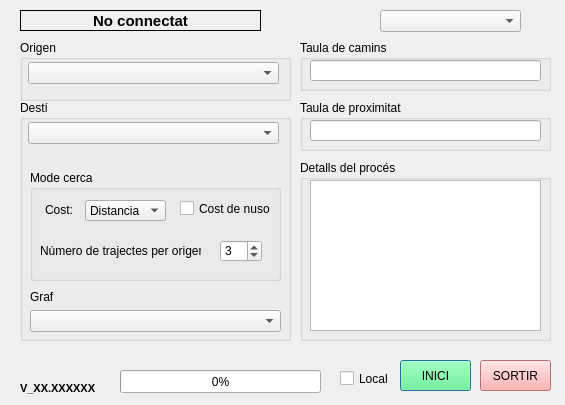
Above: GeneradorTrajectes_dialog_base.ui from TecnocampusCCU/GeneradorTrajectes before the change. Below: the same form after it.
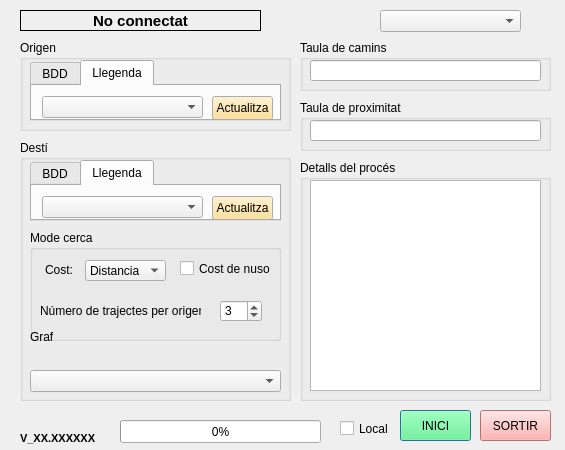
That is the form after the change. The open tabs and pages were chosen to show the change. Icons and pictures are not drawn.

Patch:
```diff
--- a/GeneradorTrajectes_dialog_base.ui
+++ b/GeneradorTrajectes_dialog_base.ui
@@ -7,19 +7,19 @@
     <x>0</x>
     <y>0</y>
     <width>565</width>
-    <height>405</height>
+    <height>450</height>
    </rect>
   </property>
   <property name="minimumSize">
    <size>
     <width>565</width>
-    <height>405</height>
+    <height>450</height>
    </size>
   </property>
   <property name="maximumSize">
    <size>
     <width>565</width>
-    <height>405</height>
+    <height>450</height>
    </size>
   </property>
   <property name="windowTitle">
@@ -71,7 +71,7 @@
    <property name="geometry">
     <rect>
      <x>400</x>
-     <y>360</y>
+     <y>410</y>
      <width>71</width>
      <height>31</height>
     </rect>
@@ -505,7 +505,7 @@
    <property name="geometry">
     <rect>
      <x>480</x>
-     <y>360</y>
+     <y>410</y>
      <width>71</width>
      <height>31</height>
     </rect>
@@ -531,7 +531,7 @@
    <property name="geometry">
     <rect>
      <x>20</x>
-     <y>380</y>
+     <y>430</y>
      <width>91</width>
      <height>16</height>
     </rect>
@@ -551,29 +551,19 @@
    <property name="geometry">
     <rect>
      <x>20</x>
-     <y>100</y>
+     <y>140</y>
      <width>271</width>
-     <height>241</height>
+     <height>261</height>
     </rect>
    </property>
    <property name="title">
     <string>Destí</string>
    </property>
-   <widget class="QComboBox" name="comboCapaDesti">
-    <property name="geometry">
-     <rect>
-      <x>8</x>
-      <y>22</y>
-      <width>251</width>
-      <height>22</height>
-     </rect>
-    </property>
-   </widget>
    <widget class="QGroupBox" name="groupBox">
     <property name="geometry">
      <rect>
       <x>10</x>
-      <y>70</y>
+      <y>90</y>
       <width>251</width>
       <height>111</height>
      </rect>
@@ -673,7 +663,7 @@
     <property name="geometry">
      <rect>
       <x>10</x>
-      <y>210</y>
+      <y>230</y>
       <width>251</width>
       <height>22</height>
      </rect>
@@ -692,6 +682,219 @@
      <string>Graf</string>
     </property>
    </widget>
+   <widget class="QTabWidget" name="tabWidget_Destino">
+    <property name="enabled">
+     <bool>true</bool>
+    </property>
+    <property name="geometry">
+     <rect>
+      <x>10</x>
+      <y>20</y>
+      <width>251</width>
+      <height>61</height>
+     </rect>
+    </property>
+    <property name="currentIndex">
+     <number>0</number>
+    </property>
+    <property name="iconSize">
+     <size>
+      <width>16</width>
+      <height>16</height>
+     </size>
+    </property>
+    <widget class="QWidget" name="tab_BaseDades_3">
+     <attribute name="title">
+      <string>BDD</string>
+     </attribute>
+     <widget class="QComboBox" name="comboCapaDesti">
+      <property name="geometry">
+       <rect>
+        <x>10</x>
+        <y>10</y>
+        <width>231</width>
+        <height>22</height>
+       </rect>
+      </property>
+     </widget>
+    </widget>
+    <widget class="QWidget" name="tab_Llegenda_3">
+     <attribute name="title">
+      <string>Llegenda</string>
+     </attribute>
+     <widget class="QComboBox" name="comboCapaDestiLeyenda">
+      <property name="geometry">
+       <rect>
+        <x>10</x>
+        <y>10</y>
+        <width>161</width>
+        <height>22</height>
+       </rect>
+      </property>
+     </widget>
+     <widget class="QPushButton" name="bt_ReloadLeyendaDestino">
+      <property name="geometry">
+       <rect>
+        <x>180</x>
+        <y>10</y>
+        <width>61</width>
+        <height>24</height>
+       </rect>
+      </property>
+      <property name="palette">
+       <palette>
+        <active>
+         <colorrole role="Button">
+          <brush brushstyle="SolidPattern">
+           <color alpha="255">
+            <red>255</red>
+            <green>217</green>
+            <blue>128</blue>
+           </color>
+          </brush>
+         </colorrole>
+         <colorrole role="Light">
+          <brush brushstyle="SolidPattern">
+           <color alpha="255">
+            <red>255</red>
+            <green>217</green>
+            <blue>128</blue>
+           </color>
+          </brush>
+         </colorrole>
+         <colorrole role="Midlight">
+          <brush brushstyle="SolidPattern">
+           <color alpha="255">
+            <red>255</red>
+            <green>217</green>
+            <blue>128</blue>
+           </color>
+          </brush>
+         </colorrole>
+         <colorrole role="BrightText">
+          <brush brushstyle="SolidPattern">
+           <color alpha="255">
+            <red>255</red>
+            <green>217</green>
+            <blue>128</blue>
+           </color>
+          </brush>
+         </colorrole>
+         <colorrole role="Base">
+          <brush brushstyle="SolidPattern">
+           <color alpha="255">
+            <red>255</red>
+            <green>217</green>
+            <blue>128</blue>
+           </color>
+          </brush>
+         </colorrole>
+        </active>
+        <inactive>
+         <colorrole role="Button">
+          <brush brushstyle="SolidPattern">
+           <color alpha="255">
+            <red>255</red>
+            <green>217</green>
+            <blue>128</blue>
+           </color>
+          </brush>
+         </colorrole>
+         <colorrole role="Light">
+          <brush brushstyle="SolidPattern">
+           <color alpha="255">
+            <red>255</red>
+            <green>217</green>
+            <blue>128</blue>
+           </color>
+          </brush>
+         </colorrole>
+         <colorrole role="Midlight">
+          <brush brushstyle="SolidPattern">
+           <color alpha="255">
+            <red>255</red>
+            <green>217</green>
+            <blue>128</blue>
+           </color>
+          </brush>
+         </colorrole>
+         <colorrole role="BrightText">
+          <brush brushstyle="SolidPattern">
+           <color alpha="255">
+            <red>255</red>
+            <green>217</green>
+            <blue>128</blue>
+           </color>
+          </brush>
+         </colorrole>
+         <colorrole role="Base">
+          <brush brushstyle="SolidPattern">
+           <color alpha="255">
+            <red>255</red>
+            <green>217</green>
+            <blue>128</blue>
+           </color>
+          </brush>
+         </colorrole>
+        </inactive>
+        <disabled>
+         <colorrole role="Button">
+          <brush brushstyle="SolidPattern">
+           <color alpha="255">
+            <red>255</red>
+            <green>217</green>
+            <blue>128</blue>
+           </color>
+          </brush>
+         </colorrole>
+         <colorrole role="Light">
+          <brush brushstyle="SolidPattern">
+           <color alpha="255">
+            <red>255</red>
+            <green>217</green>
+            <blue>128</blue>
+           </color>
+          </brush>
+         </colorrole>
+         <colorrole role="Midlight">
+          <brush brushstyle="SolidPattern">
+           <color alpha="255">
+            <red>255</red>
+            <green>217</green>
+            <blue>128</blue>
+           </color>
+          </brush>
+         </colorrole>
+         <colorrole role="BrightText">
+          <brush brushstyle="SolidPattern">
+           <color alpha="255">
+            <red>255</red>
+            <green>217</green>
+            <blue>128</blue>
+           </color>
+          </brush>
+         </colorrole>
+         <colorrole role="Base">
+          <brush brushstyle="SolidPattern">
+           <color alpha="255">
+            <red>240</red>
+            <green>240</green>
+            <blue>240</blue>
+           </color>
+          </brush>
+         </colorrole>
+        </disabled>
+       </palette>
+      </property>
+      <property name="toolTip">
+       <string>Recarregar elements de llegenda</string>
+      </property>
+      <property name="text">
+       <string>Actualitza</string>
+      </property>
+     </widget>
+    </widget>
+   </widget>
   </widget>
   <widget class="QGroupBox" name="origen">
    <property name="geometry">
@@ -699,21 +902,224 @@
      <x>20</x>
      <y>40</y>
      <width>271</width>
-     <height>61</height>
+     <height>91</height>
     </rect>
    </property>
    <property name="title">
     <string>Origen</string>
    </property>
-   <widget class="QComboBox" name="comboCapaOrigen">
+   <widget class="QTabWidget" name="tabWidget_Origen">
+    <property name="enabled">
+     <bool>true</bool>
+    </property>
     <property name="geometry">
      <rect>
-      <x>8</x>
-      <y>22</y>
+      <x>10</x>
+      <y>20</y>
       <width>251</width>
-      <height>22</height>
+      <height>61</height>
      </rect>
     </property>
+    <property name="currentIndex">
+     <number>0</number>
+    </property>
+    <property name="iconSize">
+     <size>
+      <width>16</width>
+      <height>16</height>
+     </size>
+    </property>
+    <widget class="QWidget" name="tab_BaseDades">
+     <attribute name="title">
+      <string>BDD</string>
+     </attribute>
+     <widget class="QComboBox" name="comboCapaOrigen">
+      <property name="geometry">
+       <rect>
+        <x>10</x>
+        <y>10</y>
+        <width>231</width>
+        <height>22</height>
+       </rect>
+      </property>
+     </widget>
+    </widget>
+    <widget class="QWidget" name="tab_Llegenda">
+     <attribute name="title">
+      <string>Llegenda</string>
+     </attribute>
+     <widget class="QComboBox" name="comboCapaOrigenLeyenda">
+      <property name="geometry">
+       <rect>
+        <x>10</x>
+        <y>10</y>
+        <width>161</width>
+        <height>22</height>
+       </rect>
+      </property>
+     </widget>
+     <widget class="QPushButton" name="bt_ReloadLeyendaOrigen">
+      <property name="geometry">
+       <rect>
+        <x>180</x>
+        <y>10</y>
+        <width>61</width>
+        <height>24</height>
+       </rect>
+      </property>
+      <property name="palette">
+       <palette>
+        <active>
+         <colorrole role="Button">
+          <brush brushstyle="SolidPattern">
+           <color alpha="255">
+            <red>255</red>
+            <green>217</green>
+            <blue>128</blue>
+           </color>
+          </brush>
+         </colorrole>
+         <colorrole role="Light">
+          <brush brushstyle="SolidPattern">
+           <color alpha="255">
+            <red>255</red>
+            <green>217</green>
+            <blue>128</blue>
+           </color>
+          </brush>
+         </colorrole>
+         <colorrole role="Midlight">
+          <brush brushstyle="SolidPattern">
+           <color alpha="255">
+            <red>255</red>
+            <green>217</green>
+            <blue>128</blue>
+           </color>
+          </brush>
+         </colorrole>
+         <colorrole role="BrightText">
+          <brush brushstyle="SolidPattern">
+           <color alpha="255">
+            <red>255</red>
+            <green>217</green>
+            <blue>128</blue>
+           </color>
+          </brush>
+         </colorrole>
+         <colorrole role="Base">
+          <brush brushstyle="SolidPattern">
+           <color alpha="255">
+            <red>255</red>
+            <green>217</green>
+            <blue>128</blue>
+           </color>
+          </brush>
+         </colorrole>
+        </active>
+        <inactive>
+         <colorrole role="Button">
+          <brush brushstyle="SolidPattern">
+           <color alpha="255">
+            <red>255</red>
+            <green>217</green>
+            <blue>128</blue>
+           </color>
+          </brush>
+         </colorrole>
+         <colorrole role="Light">
+          <brush brushstyle="SolidPattern">
+           <color alpha="255">
+            <red>255</red>
+            <green>217</green>
+            <blue>128</blue>
+           </color>
+          </brush>
+         </colorrole>
+         <colorrole role="Midlight">
+          <brush brushstyle="SolidPattern">
+           <color alpha="255">
+            <red>255</red>
+            <green>217</green>
+            <blue>128</blue>
+           </color>
+          </brush>
+         </colorrole>
+         <colorrole role="BrightText">
+          <brush brushstyle="SolidPattern">
+           <color alpha="255">
+            <red>255</red>
+            <green>217</green>
+            <blue>128</blue>
+           </color>
+          </brush>
+         </colorrole>
+         <colorrole role="Base">
+          <brush brushstyle="SolidPattern">
+           <color alpha="255">
+            <red>255</red>
+            <green>217</green>
+            <blue>128</blue>
+           </color>
+          </brush>
+         </colorrole>
+        </inactive>
+        <disabled>
+         <colorrole role="Button">
+          <brush brushstyle="SolidPattern">
+           <color alpha="255">
+            <red>255</red>
+            <green>217</green>
+            <blue>128</blue>
+           </color>
+          </brush>
+         </colorrole>
+         <colorrole role="Light">
+          <brush brushstyle="SolidPattern">
+           <color alpha="255">
+            <red>255</red>
+            <green>217</green>
+            <blue>128</blue>
+           </color>
+          </brush>
+         </colorrole>
+         <colorrole role="Midlight">
+          <brush brushstyle="SolidPattern">
+           <color alpha="255">
+            <red>255</red>
+            <green>217</green>
+            <blue>128</blue>
+           </color>
+          </brush>
+         </colorrole>
+         <colorrole role="BrightText">
+          <brush brushstyle="SolidPattern">
+           <color alpha="255">
+            <red>255</red>
+            <green>217</green>
+            <blue>128</blue>
+           </color>
+          </brush>
+         </colorrole>
+         <colorrole role="Base">
+          <brush brushstyle="SolidPattern">
+           <color alpha="255">
+            <red>240</red>
+            <green>240</green>
+            <blue>240</blue>
+           </color>
+          </brush>
+         </colorrole>
+        </disabled>
+       </palette>
+      </property>
+      <property name="toolTip">
+       <string>Recarregar elements de llegenda</string>
+      </property>
+      <property name="text">
+       <string>Actualitza</string>
+      </property>
+     </widget>
+    </widget>
    </widget>
   </widget>
   <widget class="QGroupBox" name="groupBox_3">
@@ -722,7 +1128,7 @@
      <x>300</x>
      <y>160</y>
      <width>251</width>
-     <height>181</height>
+     <height>241</height>
     </rect>
    </property>
    <property name="title">
@@ -734,7 +1140,7 @@
       <x>10</x>
       <y>20</y>
       <width>231</width>
-      <height>151</height>
+      <height>211</height>
      </rect>
     </property>
     <property name="font">
@@ -813,7 +1219,7 @@
    <property name="geometry">
     <rect>
      <x>340</x>
-     <y>370</y>
+     <y>420</y>
      <width>51</width>
      <height>17</height>
     </rect>
@@ -829,7 +1235,7 @@
    <property name="geometry">
     <rect>
      <x>120</x>
-     <y>370</y>
+     <y>420</y>
      <width>201</width>
      <height>23</height>
     </rect>
```
